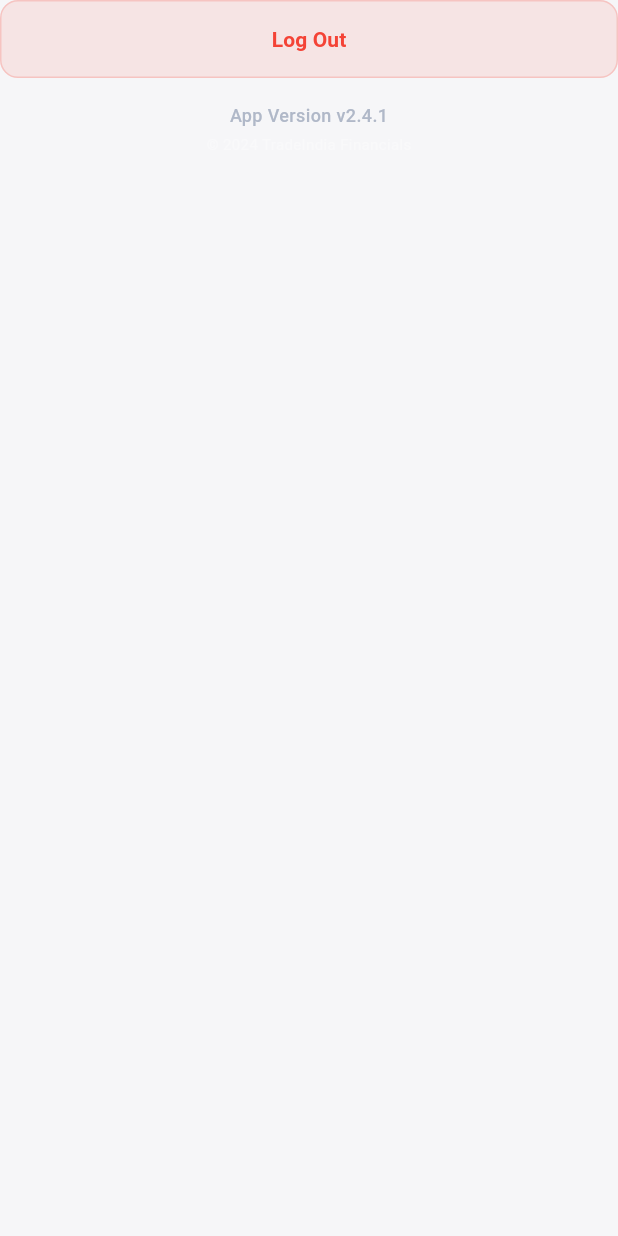
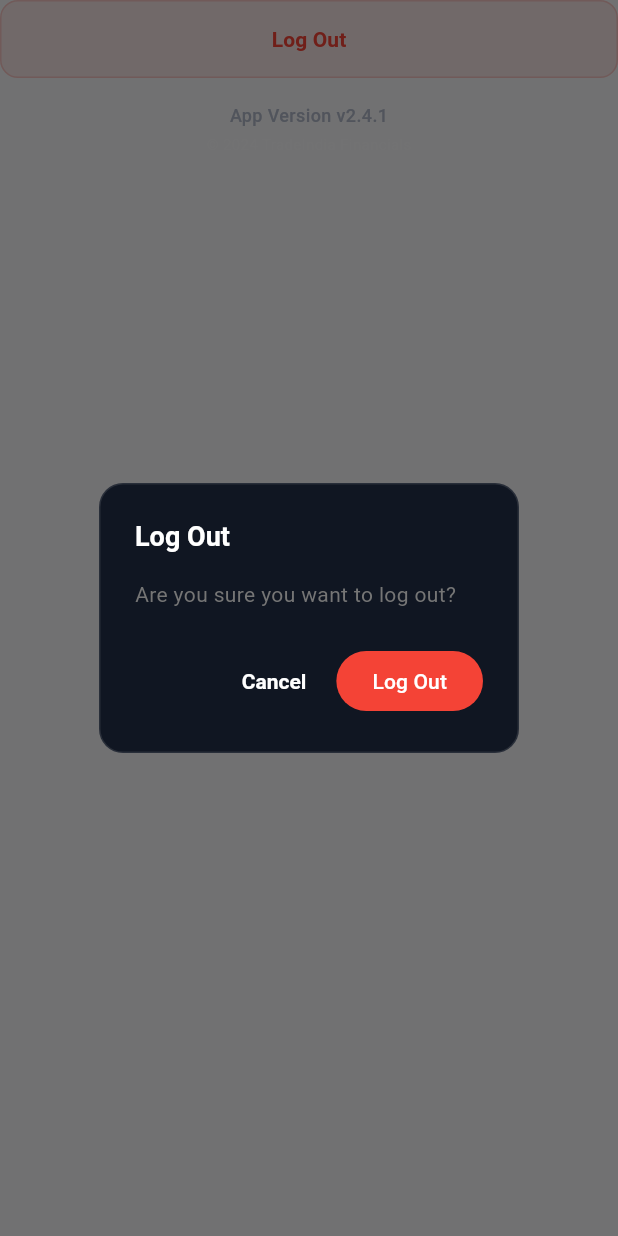
Before and after one commit to SheetalAlbiorix/ShockTrade, a Flutter app: the AccountFooter widget shown alone on an empty page, opened directly, after a tap on "Log Out", on a phone screen of 412 x 824 dp. Run offline on Flutter 3.47's test engine with Material 3 defaults, Android fonts, the phone set to English and light mode, and no system bars; our stand-ins replace dio, firebase_auth, firebase_core, flutter_riverpod, freezed_annotation, get_it and 2 more; accounts and stored records are empty; network calls fail.

Commit message:
logout implemented

```diff
--- a/lib/core/services/auth_service.dart
+++ b/lib/core/services/auth_service.dart
@@ -98,4 +98,19 @@ class AuthService {
       return 2;
     }
   }
+
+  /// Signs out the user from both Firebase and Supabase.
+  Future<void> signOut() async {
+    try {
+      await FirebaseAuth.instance.signOut();
+      // Clear Supabase Authorization header
+      _supabaseClient.headers.remove('Authorization');
+      // Optionally clear full session if we were using it, but we are using manual headers.
+      // If we move to full Supabase Auth later, use _supabaseClient.auth.signOut();
+      debugPrint("User signed out successfully.");
+    } catch (e) {
+      debugPrint("Sign out failed: $e");
+      rethrow;
+    }
+  }
 }
--- a/lib/features/account/presentation/widgets/account_footer.dart
+++ b/lib/features/account/presentation/widgets/account_footer.dart
@@ -1,5 +1,8 @@
 import 'package:flutter/material.dart';
+import 'package:go_router/go_router.dart';
 import 'package:shock_app/core/config/app_colors.dart';
+import 'package:shock_app/core/services/auth_service.dart';
+import 'package:supabase_flutter/supabase_flutter.dart';
 
 class AccountFooter extends StatelessWidget {
   const AccountFooter({super.key});
@@ -11,7 +14,7 @@ class AccountFooter extends StatelessWidget {
         SizedBox(
           width: double.infinity,
           child: OutlinedButton(
-            onPressed: () {},
+            onPressed: () => _showLogoutDialog(context),
             style: OutlinedButton.styleFrom(
               side: BorderSide(color: Colors.red.withOpacity(0.2)),
               backgroundColor: Colors.red.withOpacity(0.1),
@@ -49,4 +52,73 @@ class AccountFooter extends StatelessWidget {
       ],
     );
   }
+
+  Future<void> _showLogoutDialog(BuildContext context) async {
+    return showDialog(
+      context: context,
+      builder: (context) => AlertDialog(
+        backgroundColor: AppColors.darkBackground,
+        shape: RoundedRectangleBorder(
+          borderRadius: BorderRadius.circular(16),
+          side: BorderSide(color: Colors.white.withOpacity(0.1)),
+        ),
+        title: const Text(
+          'Log Out',
+          style: TextStyle(color: Colors.white),
+        ),
+        content: const Text(
+          'Are you sure you want to log out?',
+          style: TextStyle(color: AppColors.neutralGray),
+        ),
+        actions: [
+          TextButton(
+            onPressed: () => Navigator.pop(context),
+            child: const Text('Cancel', style: TextStyle(color: Colors.white)),
+          ),
+          FilledButton(
+            onPressed: () {
+              Navigator.pop(context); // Close Confirmation
+              _handleLogoutWithLoader(context);
+            },
+            style: FilledButton.styleFrom(
+              backgroundColor: Colors.red,
+              foregroundColor: Colors.white,
+            ),
+            child: const Text('Log Out'),
+          ),
+        ],
+      ),
+    );
+  }
+
+  Future<void> _handleLogoutWithLoader(BuildContext context) async {
+    // Show Loading Dialog
+    showDialog(
+      context: context,
+      barrierDismissible: false,
+      builder: (context) => const Center(
+        child: CircularProgressIndicator(color: AppColors.primaryBlue),
+      ),
+    );
+
+    try {
+      final authService = AuthService(Supabase.instance.client);
+      await authService.signOut();
+
+      if (context.mounted) {
+        Navigator.pop(context); // Close Loader
+        context.go('/login');
+      }
+    } catch (e) {
+      if (context.mounted) {
+        Navigator.pop(context); // Close Loader
+        ScaffoldMessenger.of(context).showSnackBar(
+          SnackBar(
+            content: Text('Logout failed: $e'),
+            backgroundColor: Colors.red,
+          ),
+        );
+      }
+    }
+  }
 }
```
